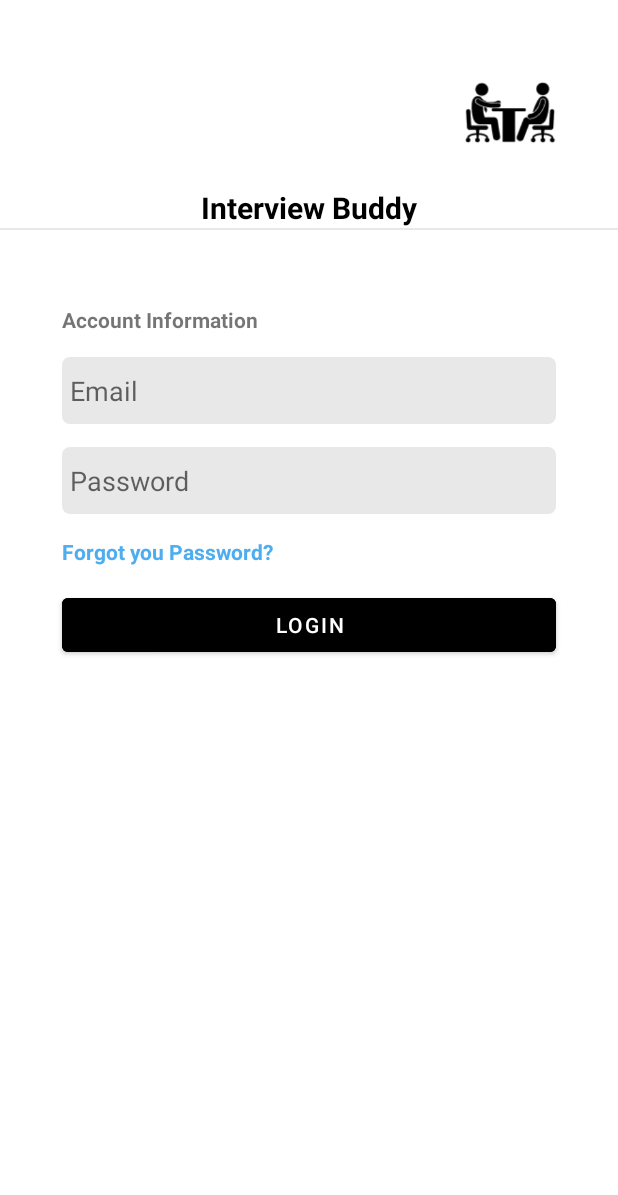
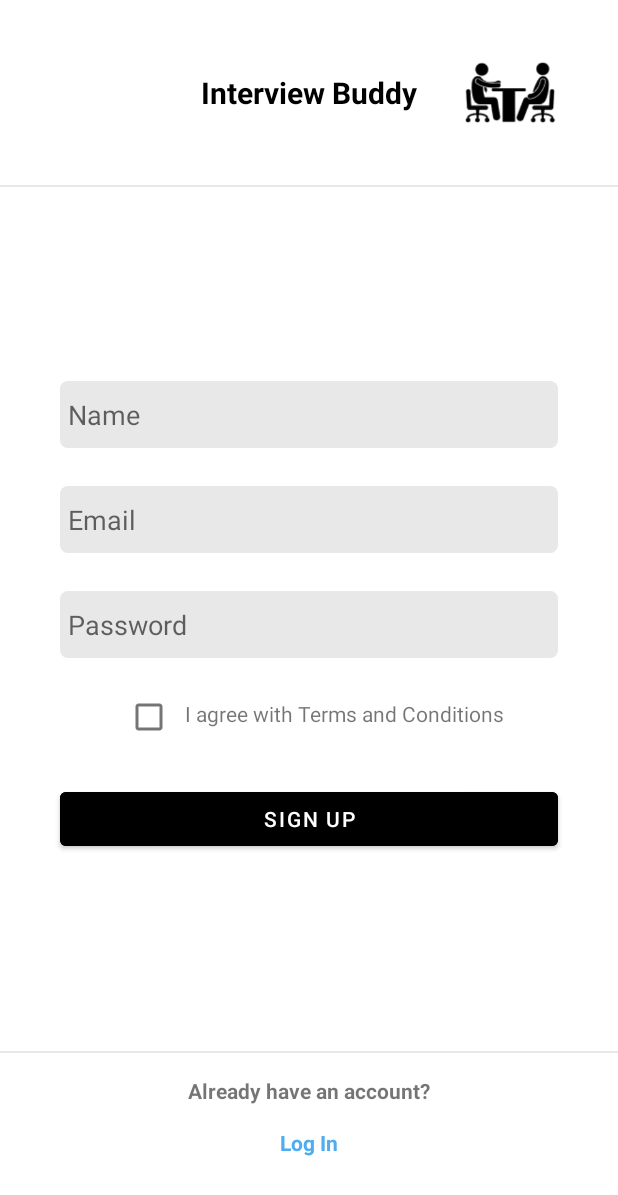
Before and after one commit to chavez897/interview-buddy-android, an Android app: the layout register.xml on its own in the app's theme, with its tools: preview values and no code run, on a phone screen of 412 x 824 dp. Shown: the top 1195 px of the screen. Run offline under Robolectric (Android 15) with nearby library versions, the phone set to English and light mode, and no system bars.

Commit message:
register

```diff
--- a/src/main/java/com/example/interviewbuddy/MainActivity.java
+++ b/src/main/java/com/example/interviewbuddy/MainActivity.java
@@ -9,6 +9,6 @@ public class MainActivity extends AppCompatActivity {
     @Override
     protected void onCreate(Bundle savedInstanceState) {
         super.onCreate(savedInstanceState);
-        setContentView(R.layout.login);
+        setContentView(R.layout.register);
     }
 }
--- a/src/main/res/layout/register.xml
+++ b/src/main/res/layout/register.xml
@@ -37,16 +37,31 @@
         android:orientation="vertical"
         />
 
+    <androidx.constraintlayout.widget.Guideline
+        android:id="@+id/h15"
+        android:layout_width="wrap_content"
+        android:layout_height="wrap_content"
+        android:orientation="horizontal"
+        app:layout_constraintGuide_percent=".15"
+        />
+
+    <androidx.constraintlayout.widget.Guideline
+        android:id="@+id/h85"
+        android:layout_width="wrap_content"
+        android:layout_height="wrap_content"
+        android:orientation="horizontal"
+        app:layout_constraintGuide_percent=".85"
+        />
+
     <ImageView
         android:id="@+id/logo"
         android:layout_width="0dp"
-        android:layout_height="wrap_content"
+        android:layout_height="0dp"
         android:src="@drawable/logo2"
         app:layout_constraintTop_toTopOf="parent"
-        android:layout_marginBottom="35dp"
+        app:layout_constraintBottom_toTopOf="@id/h15"
         app:layout_constraintStart_toEndOf="@id/v75"
         app:layout_constraintEnd_toEndOf="@id/v90"
-        android:layout_marginTop="25dp"
         />
 
     <TextView
@@ -54,7 +69,8 @@
         android:layout_width="wrap_content"
         android:layout_height="wrap_content"
         android:text="Interview Buddy"
-        app:layout_constraintTop_toBottomOf="@id/logo"
+        app:layout_constraintBottom_toBottomOf="@id/logo"
+        app:layout_constraintTop_toTopOf="@id/logo"
         app:layout_constraintEnd_toEndOf="parent"
         app:layout_constraintStart_toStartOf="parent"
         android:textSize="20sp"
@@ -66,71 +82,131 @@
         android:id="@+id/dividerTop"
         android:layout_width="match_parent"
         android:layout_height="1dp"
-        app:layout_constraintTop_toBottomOf="@id/title"
+        app:layout_constraintTop_toBottomOf="@id/h15"
+        android:background="@color/gray"
+        />
+
+
+    <LinearLayout
+        android:layout_width="match_parent"
+        android:layout_height="0dp"
+        app:layout_constraintStart_toStartOf="parent"
+        app:layout_constraintEnd_toEndOf="parent"
+        app:layout_constraintTop_toBottomOf="@id/h15"
+        app:layout_constraintBottom_toBottomOf="@id/h85"
+        android:orientation="vertical"
+        android:gravity="center"
+        >
+
+        <EditText
+            android:id="@+id/name"
+            android:layout_width="match_parent"
+            android:layout_height="wrap_content"
+            android:background="@drawable/rounded_edit_text"
+            android:hint="Name"
+            android:paddingVertical="10dp"
+            android:paddingHorizontal="5dp"
+            android:layout_marginHorizontal="40dp"
+            />
+
+        <EditText
+            android:id="@+id/email"
+            android:layout_width="match_parent"
+            android:layout_height="wrap_content"
+            android:background="@drawable/rounded_edit_text"
+            android:hint="Email"
+            android:paddingVertical="10dp"
+            android:paddingHorizontal="5dp"
+            android:layout_marginHorizontal="40dp"
+            android:layout_marginTop="25dp"
+            />
+
+        <EditText
+            android:id="@+id/password"
+            android:layout_width="match_parent"
+            android:layout_height="wrap_content"
+            android:background="@drawable/rounded_edit_text"
+            android:hint="Password"
+            android:paddingVertical="10dp"
+            android:paddingHorizontal="5dp"
+            android:layout_marginHorizontal="40dp"
+            android:layout_marginTop="25dp"
+            />
+    <LinearLayout
+        android:layout_width="wrap_content"
+        android:layout_height="wrap_content"
+        android:orientation="horizontal"
+        android:layout_gravity="center"
+        android:layout_marginHorizontal="40dp"
+
+        >
+
+        <CheckBox
+            android:id="@+id/checkTerms"
+            android:layout_width="wrap_content"
+            android:layout_height="wrap_content"
+            app:layout_constraintTop_toBottomOf="@id/password"
+            app:layout_constraintStart_toEndOf="@id/v10"
+            android:layout_marginTop="15dp"
+
+            />
+
+        <TextView
+            android:layout_width="wrap_content"
+            android:layout_height="wrap_content"
+            android:text="I agree with Terms and Conditions"
+            app:layout_constraintTop_toTopOf="@id/checkTerms"
+            app:layout_constraintBottom_toBottomOf="@id/checkTerms"
+            app:layout_constraintStart_toEndOf="@id/checkTerms"
+            android:layout_marginTop="13dp"
+            />
+    </LinearLayout>
+
+        <Button
+            android:id="@+id/btnSignup"
+            android:layout_width="match_parent"
+            android:layout_height="wrap_content"
+            android:backgroundTint="@color/black"
+            android:text="Sign UP"
+            android:layout_marginTop="20dp"
+            app:layout_constraintTop_toBottomOf="@id/checkTerms"
+            app:layout_constraintStart_toStartOf="@id/v10"
+            app:layout_constraintEnd_toEndOf="@id/v90"
+            android:layout_marginHorizontal="40dp"
+            />
+    </LinearLayout>
+
+    <View
+        android:id="@+id/dividerBottom"
+        android:layout_width="match_parent"
+        android:layout_height="1dp"
+        app:layout_constraintTop_toBottomOf="@id/h85"
         android:background="@color/gray"
         />
 
     <TextView
-        android:id="@+id/accountInfo"
+        android:id="@+id/haveAccount"
         android:layout_width="wrap_content"
         android:layout_height="wrap_content"
-        android:text="Account Information"
+        android:text="Already have an account?"
+        app:layout_constraintTop_toBottomOf="@id/dividerBottom"
+        app:layout_constraintStart_toStartOf="parent"
+        app:layout_constraintEnd_toEndOf="parent"
+        android:layout_marginTop="15dp"
         android:textStyle="bold"
-        app:layout_constraintStart_toEndOf="@id/v10"
-        app:layout_constraintTop_toBottomOf="@id/dividerTop"
-        android:layout_marginTop="50dp"
-        />
-
-    <EditText
-        android:id="@+id/email"
-        android:layout_width="0dp"
-        android:layout_height="wrap_content"
-        android:background="@drawable/rounded_edit_text"
-        app:layout_constraintTop_toBottomOf="@id/accountInfo"
-        android:layout_marginTop="15dp"
-        app:layout_constraintStart_toStartOf="@id/v10"
-        app:layout_constraintEnd_toEndOf="@id/v90"
-        android:hint="Email"
-        android:paddingVertical="10dp"
-        android:paddingHorizontal="5dp"
-        />
-
-    <EditText
-        android:id="@+id/password"
-        android:layout_width="0dp"
-        android:layout_height="wrap_content"
-        android:background="@drawable/rounded_edit_text"
-        app:layout_constraintTop_toBottomOf="@id/email"
-        android:layout_marginTop="15dp"
-        app:layout_constraintStart_toStartOf="@id/v10"
-        app:layout_constraintEnd_toEndOf="@id/v90"
-        android:hint="Password"
-        android:paddingVertical="10dp"
-        android:paddingHorizontal="5dp"
         />
 
     <TextView
         android:id="@+id/forgotPassword"
         android:layout_width="wrap_content"
         android:layout_height="wrap_content"
-        android:text="Forgot you Password?"
+        android:text="Log In"
         android:textStyle="bold"
         android:textColor="#4EADEE"
-        app:layout_constraintStart_toEndOf="@id/v10"
-        app:layout_constraintTop_toBottomOf="@id/password"
+        app:layout_constraintStart_toStartOf="parent"
+        app:layout_constraintEnd_toEndOf="parent"
+        app:layout_constraintTop_toBottomOf="@id/haveAccount"
         android:layout_marginTop="15dp"
         />
 
-    <Button
-        android:id="@+id/btnLogin"
-        android:layout_width="0dp"
-        android:layout_height="wrap_content"
-        android:backgroundTint="@color/black"
-        android:text="Login"
-        android:layout_marginTop="15dp"
-        app:layout_constraintTop_toBottomOf="@id/forgotPassword"
-        app:layout_constraintStart_toStartOf="@id/v10"
-        app:layout_constraintEnd_toEndOf="@id/v90"
-        />
-
 </androidx.constraintlayout.widget.ConstraintLayout>
```
